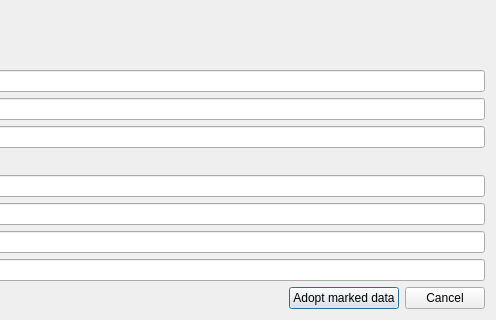
The window that pordb_iafd.ui (hwmay/pordb3) describes before a commit, drawn with Qt 5; both pictures show x 441 to 937 and y 253 to 573 of the 937 by 573 pixel window.
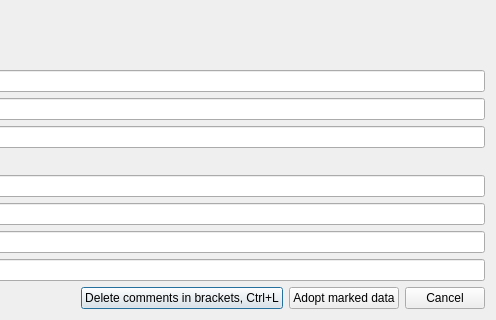
The same window after the commit. Icons and pictures are not drawn.

Commit message: New function: delete comments in brackets for getting actors data from the IAFD

The edit to the form file:
```diff
--- a/pordb_iafd.ui
+++ b/pordb_iafd.ui
@@ -237,6 +237,16 @@
        </property>
       </spacer>
      </item>
+     <item>
+      <widget class="QPushButton" name="pushButtonRemoveBrackets">
+       <property name="text">
+        <string>Delete comments in brackets, Ctrl+L</string>
+       </property>
+       <property name="shortcut">
+        <string>Ctrl+D</string>
+       </property>
+      </widget>
+     </item>
      <item>
       <widget class="QPushButton" name="pushButtonUebernehmen">
        <property name="text">
```
The commit also changes 4 other files.
